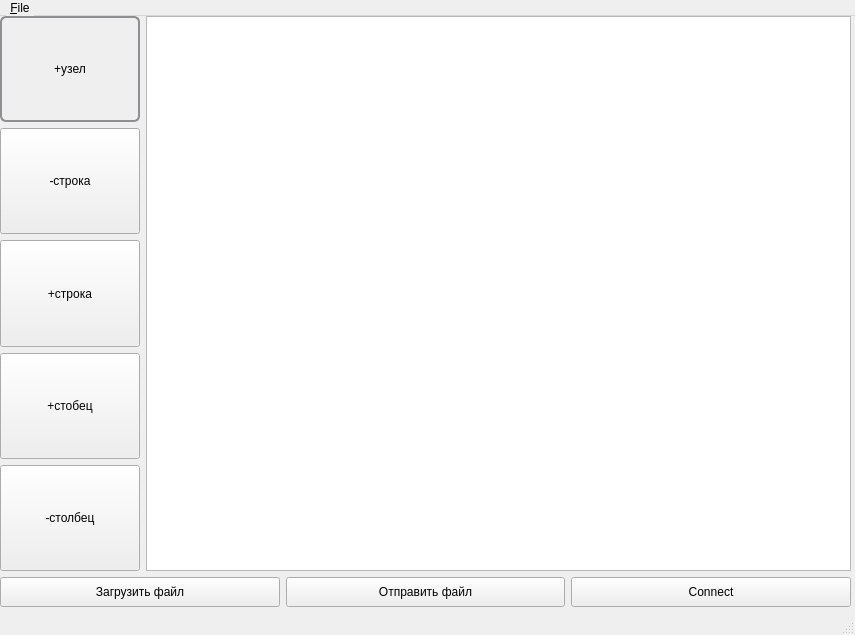
This is mainwindow.ui in Fragers/Big-brother-is-watching-you as Qt 5 draws it before an edit. The edited form follows.
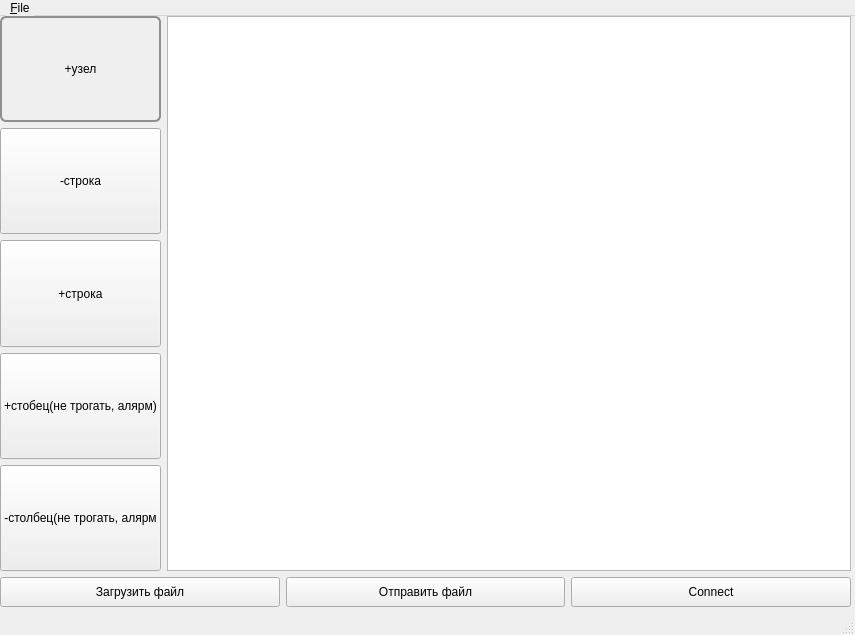
This is the edited form. Icons and pictures are not drawn.

```diff
--- a/mainwindow.ui
+++ b/mainwindow.ui
@@ -84,7 +84,7 @@
          <item>
           <widget class="QPushButton" name="removeRowAction">
            <property name="sizePolicy">
-            <sizepolicy hsizetype="Fixed" vsizetype="Preferred">
+            <sizepolicy hsizetype="Preferred" vsizetype="Preferred">
              <horstretch>0</horstretch>
              <verstretch>0</verstretch>
             </sizepolicy>
@@ -122,7 +122,7 @@
             </sizepolicy>
            </property>
            <property name="text">
-            <string>+стобец</string>
+            <string>+стобец(не трогать, алярм)</string>
            </property>
           </widget>
          </item>
@@ -135,7 +135,7 @@
             </sizepolicy>
            </property>
            <property name="text">
-            <string>-столбец</string>
+            <string>-столбец(не трогать, алярм</string>
            </property>
           </widget>
          </item>
```
